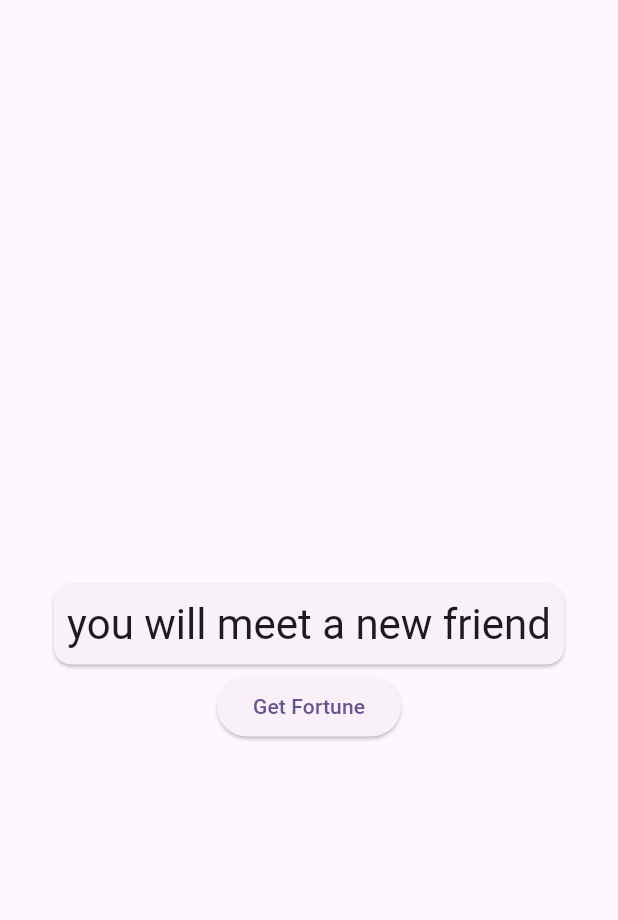
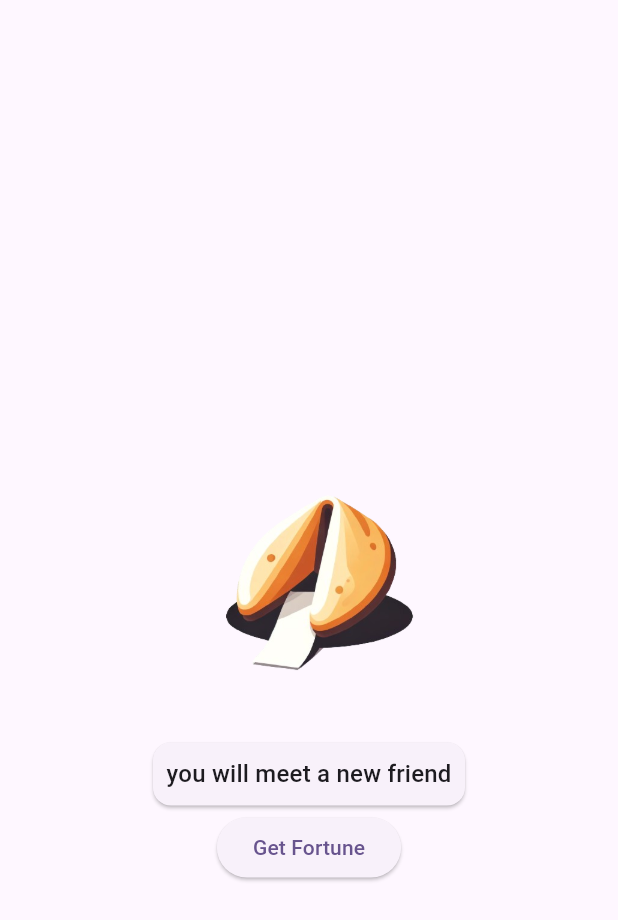
Before and after one commit to abdullahmeen/fortune_cookie, a Flutter app: the screen it shows after launch, after a tap on "Get Fortune", on a phone screen of 412 x 824 dp. Shown: the top 920 px of the screen. Run offline on Flutter 3.47's test engine with Material 3 defaults, Android fonts, the phone set to English and light mode, and no system bars.

```diff
--- a/lib/main.dart
+++ b/lib/main.dart
@@ -58,12 +58,18 @@ class _MyHomePageState extends State<MyHomePage> {
         child: Column(
           mainAxisAlignment: MainAxisAlignment.center,
           children: <Widget>[
+            Image.asset(
+              'assets/images/fortune_cookie.png',
+              width: 200,
+              height: 200,
+              fit: BoxFit.cover,
+            ),
             Card(
               child: Padding(
                 padding: const EdgeInsets.all(9.0),
                 child: Text(
                   '${_currentFortune}',
-                  style: Theme.of(context).textTheme.headlineMedium,
+                  style: Theme.of(context).textTheme.titleMedium,
                 ),
               ),
             ),
--- a/pubspec.yaml
+++ b/pubspec.yaml
@@ -58,9 +58,8 @@ flutter:
   uses-material-design: true
 
   # To add assets to your application, add an assets section, like this:
-  # assets:
-  #   - images/a_dot_burr.jpeg
-  #   - images/a_dot_ham.jpeg
+  assets:
+    - assets/images/fortune_cookie.png
 
   # An image asset can refer to one or more resolution-specific "variants", see
   # https://flutter.dev/to/resolution-aware-images
```
Also changed, not shown: assets/images/fortune_cookie.png (added).
